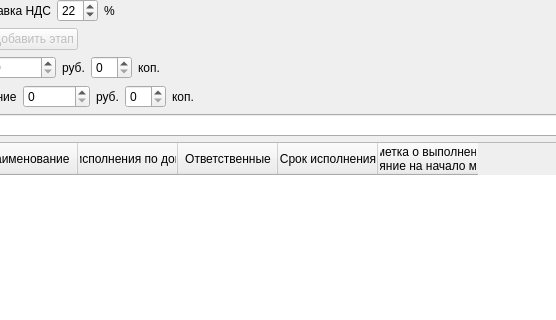
Above: prilogenie/mainwindow.ui from parlamentyor/auto_correct_plan before the change; both pictures show x 141 to 697 and y 264 to 584 of the 800 by 769 pixel window. Below: the same form after it.
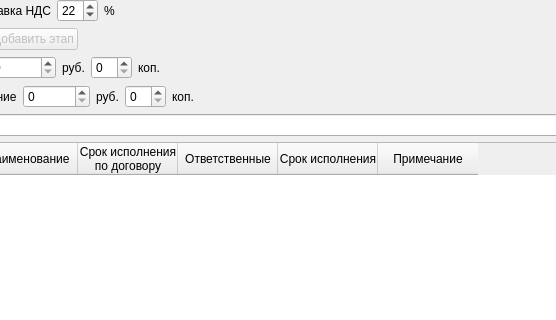
That is the form after the change.

```diff
--- a/prilogenie/mainwindow.ui
+++ b/prilogenie/mainwindow.ui
@@ -597,7 +597,8 @@
         </column>
         <column>
          <property name="text">
-          <string>Срок исполнения по договору</string>
+          <string>Срок исполнения
+по договору</string>
          </property>
         </column>
         <column>
@@ -612,8 +613,7 @@
         </column>
         <column>
          <property name="text">
-          <string>Отметка о выполнении.
-Состояние на начало месяца</string>
+          <string>Примечание</string>
          </property>
         </column>
        </widget>
```
